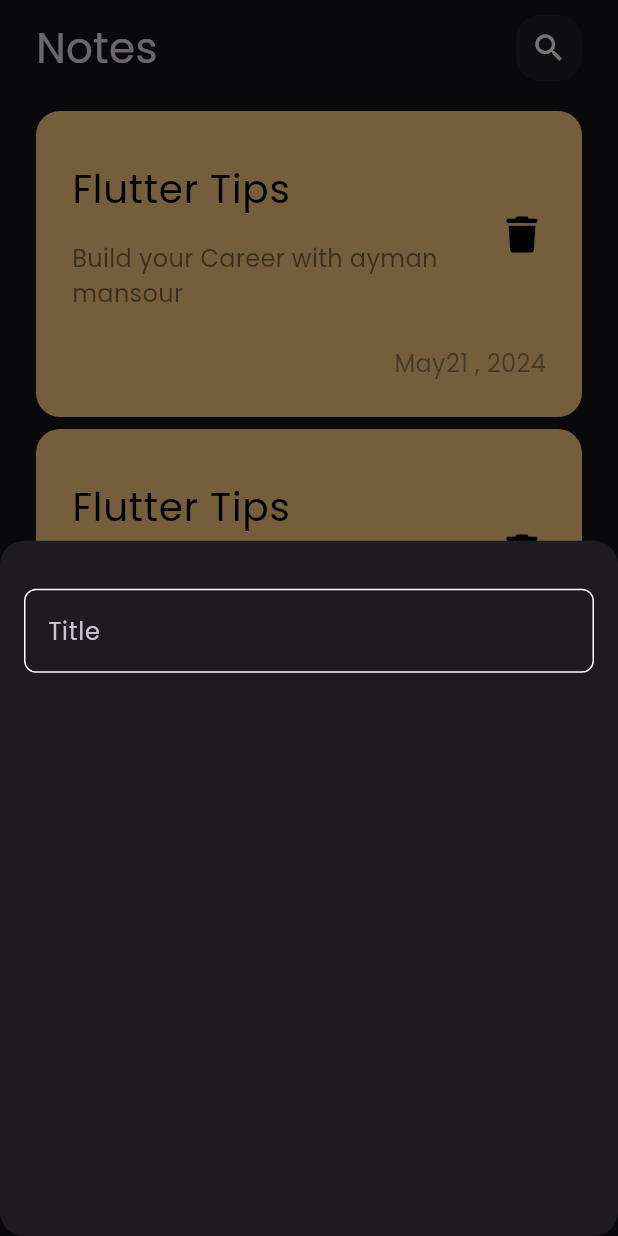
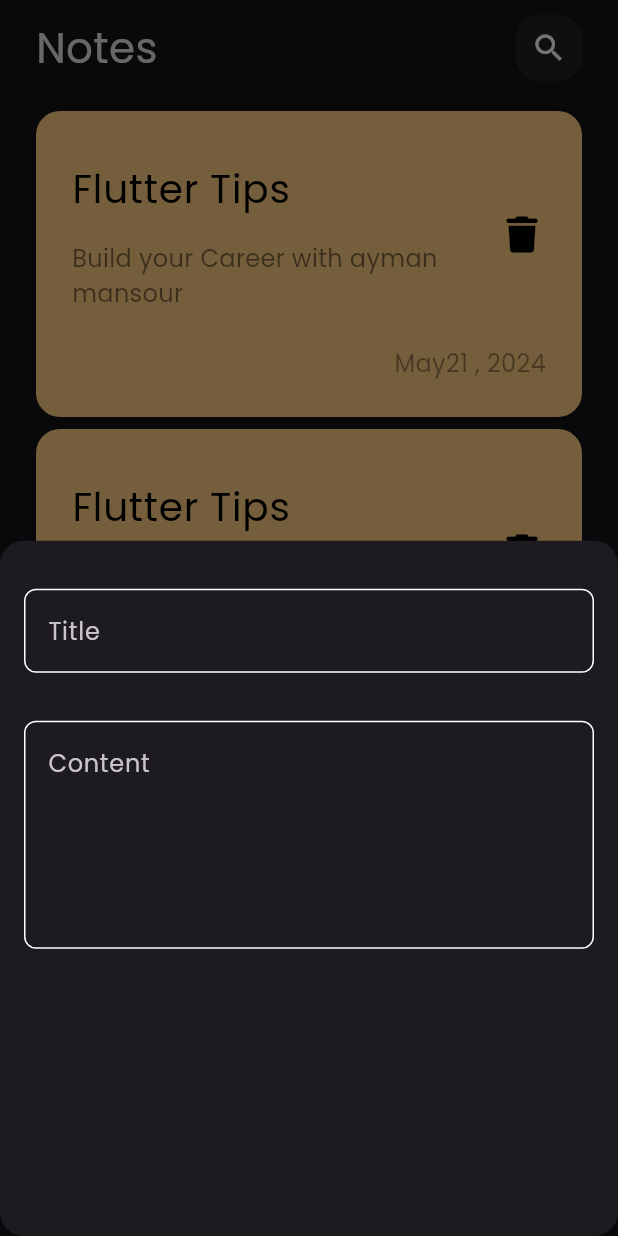
Before and after one commit to ayman429/notes_app, a Flutter app: the screen it shows after launch, after a tap on the "add" icon, on a phone screen of 412 x 824 dp. Run offline on Flutter 3.47's test engine with Material 3 defaults, Android fonts, the phone set to English and light mode, and no system bars; our stand-ins replace font_awesome_flutter.

Commit message:
add fields to notes buttom sheet

```diff
--- a/lib/views/widgets/add_note_buttom_sheet.dart
+++ b/lib/views/widgets/add_note_buttom_sheet.dart
@@ -7,14 +7,16 @@ class AddNoteButtomSheet extends StatelessWidget {
 
   @override
   Widget build(BuildContext context) {
-    return const Padding(
-      padding: EdgeInsets.symmetric(horizontal: 16),
+    return Padding(
+      padding: const EdgeInsets.symmetric(horizontal: 16),
       child: Column(
         children: [
-          SizedBox(
+          const SizedBox(
             height: 32,
           ),
-          CustomTextField(),
+          CustomTextField(hintText: 'Title'),
+          const SizedBox(height: 32),
+          CustomTextField(hintText: 'Content', maxLines: 5),
         ],
       ),
     );
--- a/lib/views/widgets/custom_text_field.dart
+++ b/lib/views/widgets/custom_text_field.dart
@@ -1,16 +1,23 @@
+// ignore_for_file: public_member_api_docs, sort_constructors_first
 import 'package:flutter/material.dart';
 
 import '../../constants.dart';
 
 class CustomTextField extends StatelessWidget {
-  const CustomTextField({super.key});
-
+  String hintText;
+  int maxLines;
+  CustomTextField({
+    super.key,
+    required this.hintText,
+    this.maxLines = 1,
+  });
   @override
   Widget build(BuildContext context) {
     return TextField(
       cursorColor: KPrimaryColor,
+      maxLines: maxLines,
       decoration: InputDecoration(
-        hintText: 'Title',
+        hintText: hintText,
         border: buildBorder(),
         enabledBorder: buildBorder(),
         focusedBorder: buildBorder(KPrimaryColor),
```
